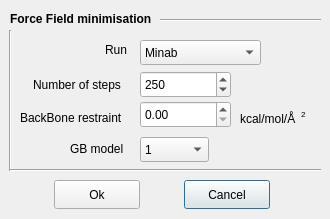
Qt form GUI/forceFieldMin/mindialog.ui (IFMlab/ChemFlow) before a commit.
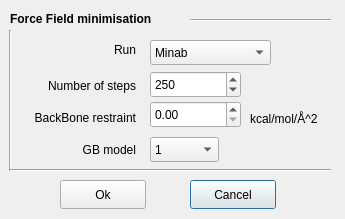
The same form after that commit.

What changed in the file:
```diff
--- a/GUI/forceFieldMin/mindialog.ui
+++ b/GUI/forceFieldMin/mindialog.ui
@@ -6,7 +6,7 @@
    <rect>
     <x>0</x>
     <y>0</y>
-    <width>330</width>
+    <width>345</width>
     <height>219</height>
    </rect>
   </property>
@@ -16,7 +16,7 @@
   <widget class="QPushButton" name="pushButton_cancel">
    <property name="geometry">
     <rect>
-     <x>184</x>
+     <x>190</x>
      <y>180</y>
      <width>86</width>
      <height>29</height>
@@ -31,7 +31,7 @@
     <rect>
      <x>10</x>
      <y>10</y>
-     <width>151</width>
+     <width>181</width>
      <height>17</height>
     </rect>
    </property>
@@ -48,7 +48,7 @@
   <widget class="QPushButton" name="pushButton_ok">
    <property name="geometry">
     <rect>
-     <x>54</x>
+     <x>60</x>
      <y>180</y>
      <width>86</width>
      <height>29</height>
@@ -61,15 +61,18 @@
   <widget class="QLabel" name="label_2">
    <property name="geometry">
     <rect>
-     <x>33</x>
+     <x>15</x>
      <y>76</y>
-     <width>111</width>
-     <height>17</height>
+     <width>121</width>
+     <height>20</height>
     </rect>
    </property>
    <property name="text">
     <string>Number of steps</string>
    </property>
+   <property name="alignment">
+    <set>Qt::AlignRight|Qt::AlignTrailing|Qt::AlignVCenter</set>
+   </property>
   </widget>
   <widget class="Line" name="line_2">
    <property name="geometry">
@@ -87,9 +90,9 @@
   <widget class="Line" name="line">
    <property name="geometry">
     <rect>
-     <x>160</x>
+     <x>190</x>
      <y>10</y>
-     <width>161</width>
+     <width>141</width>
      <height>20</height>
     </rect>
    </property>
@@ -100,7 +103,7 @@
   <widget class="QSpinBox" name="spinBox_steps">
    <property name="geometry">
     <rect>
-     <x>140</x>
+     <x>150</x>
      <y>71</y>
      <width>91</width>
      <height>27</height>
@@ -124,7 +127,7 @@
     <rect>
      <x>10</x>
      <y>160</y>
-     <width>311</width>
+     <width>321</width>
      <height>21</height>
     </rect>
    </property>
@@ -138,7 +141,7 @@
    </property>
    <property name="geometry">
     <rect>
-     <x>20</x>
+     <x>15</x>
      <y>108</y>
      <width>121</width>
      <height>20</height>
@@ -147,11 +150,14 @@
    <property name="text">
     <string>BackBone restraint</string>
    </property>
+   <property name="alignment">
+    <set>Qt::AlignRight|Qt::AlignTrailing|Qt::AlignVCenter</set>
+   </property>
   </widget>
   <widget class="QDoubleSpinBox" name="doubleSpinBox_restraint">
    <property name="geometry">
     <rect>
-     <x>140</x>
+     <x>150</x>
      <y>101</y>
      <width>91</width>
      <height>27</height>
@@ -167,27 +173,27 @@
   <widget class="QLabel" name="label_4">
    <property name="geometry">
     <rect>
-     <x>240</x>
+     <x>250</x>
      <y>110</y>
-     <width>71</width>
+     <width>101</width>
      <height>17</height>
     </rect>
    </property>
    <property name="text">
-    <string>kcal/mol/Å</string>
+    <string>kcal/mol/Å^2</string>
    </property>
   </widget>
   <widget class="QComboBox" name="comboBox_run">
    <property name="geometry">
     <rect>
-     <x>140</x>
+     <x>150</x>
      <y>40</y>
      <width>121</width>
      <height>25</height>
     </rect>
    </property>
    <property name="currentText">
-    <string>Sander</string>
+    <string>Minab</string>
    </property>
    <item>
     <property name="text">
@@ -213,51 +219,39 @@
   <widget class="QLabel" name="label_5">
    <property name="geometry">
     <rect>
-     <x>105</x>
+     <x>95</x>
      <y>40</y>
-     <width>31</width>
+     <width>41</width>
      <height>20</height>
     </rect>
    </property>
    <property name="text">
     <string>Run</string>
    </property>
-  </widget>
-  <widget class="QLabel" name="label_6">
-   <property name="geometry">
-    <rect>
-     <x>301</x>
-     <y>105</y>
-     <width>16</width>
-     <height>17</height>
-    </rect>
-   </property>
-   <property name="font">
-    <font>
-     <pointsize>6</pointsize>
-    </font>
-   </property>
-   <property name="text">
-    <string>2</string>
+   <property name="alignment">
+    <set>Qt::AlignRight|Qt::AlignTrailing|Qt::AlignVCenter</set>
    </property>
   </widget>
   <widget class="QLabel" name="label_7">
    <property name="geometry">
     <rect>
-     <x>70</x>
+     <x>65</x>
      <y>140</y>
-     <width>56</width>
-     <height>17</height>
+     <width>71</width>
+     <height>20</height>
     </rect>
    </property>
    <property name="text">
     <string>GB model</string>
    </property>
+   <property name="alignment">
+    <set>Qt::AlignRight|Qt::AlignTrailing|Qt::AlignVCenter</set>
+   </property>
   </widget>
   <widget class="QComboBox" name="comboBox_gb">
    <property name="geometry">
     <rect>
-     <x>140</x>
+     <x>150</x>
      <y>137</y>
      <width>69</width>
      <height>25</height>
```
